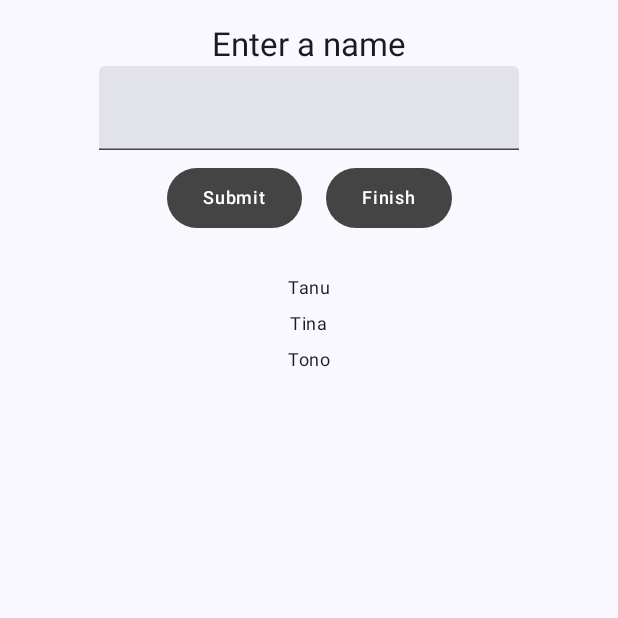
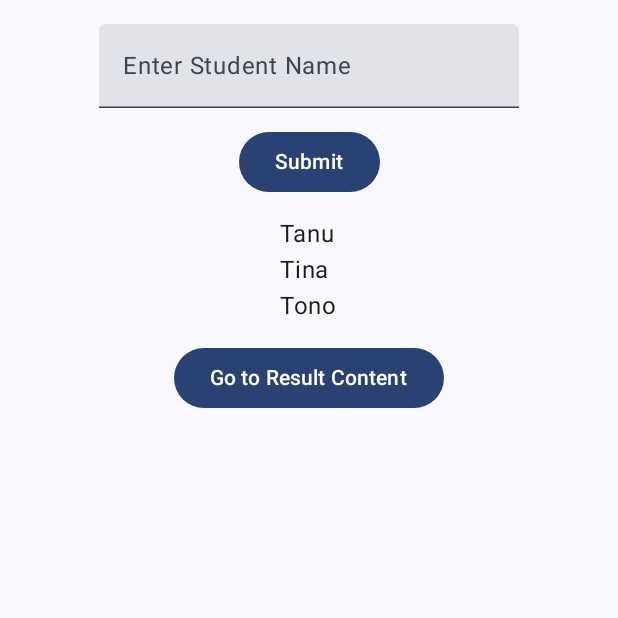
Before and after one commit to hexselarchieles/LAB_WEEK_09., an Android app built with Jetpack Compose: the screen it shows after launch (MainActivity), on a phone screen of 412 x 824 dp, the top half of it. Run offline under Robolectric (Android 15) with nearby library versions, the phone set to English and light mode, and no system bars.

Commit message:
Commit No. 5 – Assignment

```diff
--- a/app/build.gradle.kts
+++ b/app/build.gradle.kts
@@ -40,6 +40,8 @@ android {
 }
 
 dependencies {
+    implementation("com.squareup.moshi:moshi:1.15.1")
+    implementation("com.squareup.moshi:moshi-kotlin:1.15.1")
     implementation("androidx.navigation:navigation-compose:2.7.4")
     implementation(libs.androidx.core.ktx)
     implementation(libs.androidx.lifecycle.runtime.ktx)
@@ -49,6 +51,8 @@ dependencies {
     implementation(libs.androidx.compose.ui.graphics)
     implementation(libs.androidx.compose.ui.tooling.preview)
     implementation("androidx.compose.material3:material3:1.1.2")
+    implementation(libs.androidx.compose.foundation.android)
+    implementation(libs.androidx.compose.foundation.android)
     testImplementation(libs.junit)
     androidTestImplementation(libs.androidx.junit)
     androidTestImplementation(libs.androidx.espresso.core)
--- a/app/src/main/java/com/example/lab_week_09/MainActivity.kt
+++ b/app/src/main/java/com/example/lab_week_09/MainActivity.kt
@@ -1,5 +1,6 @@
 package com.example.lab_week_09
 
+import android.net.Uri
 import android.os.Bundle
 import androidx.activity.ComponentActivity
 import androidx.activity.compose.setContent
@@ -9,72 +10,51 @@ import androidx.compose.foundation.lazy.items
 import androidx.compose.foundation.text.KeyboardOptions
 import androidx.compose.material3.*
 import androidx.compose.runtime.*
-import androidx.compose.runtime.snapshots.SnapshotStateList
 import androidx.compose.ui.Alignment
 import androidx.compose.ui.Modifier
-import androidx.compose.ui.res.stringResource
-import androidx.compose.ui.text.input.KeyboardType
-import androidx.compose.ui.tooling.preview.Preview
+import androidx.compose.ui.text.input.ImeAction
 import androidx.compose.ui.unit.dp
-import androidx.navigation.NavHostController
-import androidx.navigation.compose.NavHost
-import androidx.navigation.compose.composable
-import androidx.navigation.compose.rememberNavController
-import androidx.navigation.navArgument
-import androidx.navigation.NavType
-import com.example.lab_week_09.ui.theme.*
+import androidx.navigation.NavController
+import androidx.navigation.compose.*
+import com.squareup.moshi.*
+import com.squareup.moshi.kotlin.reflect.KotlinJsonAdapterFactory
+import com.squareup.moshi.Types
+import com.example.lab_week_09.ui.theme.LAB_WEEK_09Theme
+
+data class Student(val name: String)
 
 class MainActivity : ComponentActivity() {
     override fun onCreate(savedInstanceState: Bundle?) {
         super.onCreate(savedInstanceState)
-
         setContent {
             LAB_WEEK_09Theme {
                 Surface(
                     modifier = Modifier.fillMaxSize(),
                     color = MaterialTheme.colorScheme.background
                 ) {
-                    val navController = rememberNavController()
-                    App(navController = navController)
+                    App()
                 }
             }
         }
     }
 }
 
-// 🧭 Root Composable with Navigation
 @Composable
-fun App(navController: NavHostController) {
-    NavHost(
-        navController = navController,
-        startDestination = "home"
-    ) {
-        // 🏠 Home route
-        composable("home") {
-            Home { listData ->
-                navController.navigate("resultContent/?listData=$listData")
-            }
-        }
-
-        // 📋 Result route
-        composable(
-            "resultContent/?listData={listData}",
-            arguments = listOf(navArgument("listData") { type = NavType.StringType })
-        ) {
-            ResultContent(
-                listData = it.arguments?.getString("listData").orEmpty()
-            )
+fun App() {
+    val navController = rememberNavController()
+    NavHost(navController = navController, startDestination = "home") {
+        composable("home") { Home(navController) }
+        composable("resultContent/?listData={listData}") { backStackEntry ->
+            val listData = backStackEntry.arguments?.getString("listData")
+            ResultContent(listData)
         }
     }
 }
 
-// 📦 Data Model
-data class Student(var name: String)
-
-// 🏠 Home Screen
 @Composable
-fun Home(navigateFromHomeToResult: (String) -> Unit) {
-    val listData = remember {
+fun Home(navController: NavController) {
+    val nameState = remember { mutableStateOf("") }
+    val studentList = remember {
         mutableStateListOf(
             Student("Tanu"),
             Student("Tina"),
@@ -82,97 +62,90 @@ fun Home(navigateFromHomeToResult: (String) -> Unit) {
         )
     }
 
-    var inputField by remember { mutableStateOf(Student("")) }
+    Column(
+        modifier = Modifier
+            .padding(16.dp)
+            .fillMaxSize(),
+        horizontalAlignment = Alignment.CenterHorizontally
+    ) {
+        TextField(
+            value = nameState.value,
+            onValueChange = { nameState.value = it },
+            label = { Text("Enter Student Name") },
+            singleLine = true,
+            keyboardOptions = KeyboardOptions.Default.copy(imeAction = ImeAction.Done)
+        )
 
-    HomeContent(
-        listData = listData,
-        inputField = inputField,
-        onInputValueChange = { input ->
-            inputField = inputField.copy(name = input)
-        },
-        onButtonClick = {
-            if (inputField.name.isNotBlank()) {
-                listData.add(inputField)
-                inputField = Student("")
+        Spacer(modifier = Modifier.height(12.dp))
+
+        Button(
+            onClick = {
+                if (nameState.value.isNotBlank()) {
+                    studentList.add(Student(nameState.value))
+                    nameState.value = ""
+                }
             }
-        },
-        navigateFromHomeToResult = {
-            navigateFromHomeToResult(listData.toList().toString())
+        ) {
+            Text("Submit")
         }
-    )
-}
 
-// 💡 Home Content (UI)
-@Composable
-fun HomeContent(
-    listData: SnapshotStateList<Student>,
-    inputField: Student,
-    onInputValueChange: (String) -> Unit,
-    onButtonClick: () -> Unit,
-    navigateFromHomeToResult: () -> Unit
-) {
-    LazyColumn {
-        item {
-            Column(
-                modifier = Modifier
-                    .padding(16.dp)
-                    .fillMaxSize(),
-                horizontalAlignment = Alignment.CenterHorizontally
-            ) {
-                OnBackgroundTitleText(text = stringResource(id = R.string.enter_item))
+        Spacer(modifier = Modifier.height(12.dp))
 
-                TextField(
-                    value = inputField.name,
-                    onValueChange = { onInputValueChange(it) },
-                    keyboardOptions = KeyboardOptions(keyboardType = KeyboardType.Text)
-                )
-
-                Row {
-                    PrimaryTextButton(
-                        text = stringResource(id = R.string.button_click)
-                    ) {
-                        onButtonClick()
-                    }
-
-                    PrimaryTextButton(
-                        text = stringResource(id = R.string.button_navigate)
-                    ) {
-                        navigateFromHomeToResult()
-                    }
-                }
+        LazyColumn {
+            items(studentList) { item ->
+                Text(text = item.name)
             }
         }
 
-        items(listData) { item ->
-            Column(
-                modifier = Modifier
-                    .padding(vertical = 4.dp)
-                    .fillMaxSize(),
-                horizontalAlignment = Alignment.CenterHorizontally
-            ) {
-                OnBackgroundItemText(text = item.name)
+        Spacer(modifier = Modifier.height(12.dp))
+
+        Button(onClick = {
+            val moshi = Moshi.Builder()
+                .add(KotlinJsonAdapterFactory())
+                .build()
+
+            val type = Types.newParameterizedType(List::class.java, Student::class.java)
+            val adapter = moshi.adapter<List<Student>>(type)
+            val json = adapter.toJson(studentList)
+            val encoded = Uri.encode(json)
+
+            navController.navigate("resultContent/?listData=$encoded")
+        }) {
+            Text("Go to Result Content")
+        }
+    }
+}
+
+@Composable
+fun ResultContent(listData: String?) {
+    val moshi = Moshi.Builder()
+        .add(KotlinJsonAdapterFactory())
+        .build()
+
+    val type = Types.newParameterizedType(List::class.java, Student::class.java)
+    val adapter = moshi.adapter<List<Student>>(type)
+
+    val decodedList = remember {
+        try {
+            if (listData.isNullOrBlank()) emptyList()
+            else adapter.fromJson(Uri.decode(listData)) ?: emptyList()
+        } catch (e: Exception) {
+            emptyList<Student>()
+        }
+    }
+
+    Column(
+        modifier = Modifier
+            .padding(16.dp)
+            .fillMaxSize(),
+        horizontalAlignment = Alignment.CenterHorizontally
+    ) {
+        Text("Result Content", style = MaterialTheme.typography.headlineSmall)
+        Spacer(modifier = Modifier.height(16.dp))
+        LazyColumn {
+            items(decodedList) { item ->
+                Text(text = item.name)
             }
         }
     }
 }
-
-// 📄 Result Screen
-@Composable
-fun ResultContent(listData: String) {
-    Column(
-        modifier = Modifier
-            .padding(vertical = 4.dp)
-            .fillMaxSize(),
-        horizontalAlignment = Alignment.CenterHorizontally
-    ) {
-        OnBackgroundItemText(text = listData)
-    }
-}
-
-@Preview(showBackground = true)
-@Composable
-fun PreviewHome() {
-    LAB_WEEK_09Theme {
-        Home { }
-    }
-}
--- a/app/src/main/java/com/example/lab_week_09/ui/theme/Elements.kt
+++ b/app/src/main/java/com/example/lab_week_09/ui/theme/Elements.kt
@@ -7,7 +7,7 @@ import androidx.compose.ui.Modifier
 import androidx.compose.ui.graphics.Color
 import androidx.compose.ui.unit.dp
 
-// 🧩 UI Element for displaying a title
+// UI Element for displaying a title
 @Composable
 fun OnBackgroundTitleText(text: String) {
     TitleText(text = text, color = MaterialTheme.colorScheme.onBackground)
@@ -19,7 +19,7 @@ fun TitleText(text: String, color: Color) {
     Text(text = text, style = MaterialTheme.typography.titleLarge, color = color)
 }
 
-// 🧩 UI Element for displaying an item in list
+//  UI Element for displaying an item in list
 @Composable
 fun OnBackgroundItemText(text: String) {
     ItemText(text = text, color = MaterialTheme.colorScheme.onBackground)
@@ -31,7 +31,7 @@ fun ItemText(text: String, color: Color) {
     Text(text = text, style = MaterialTheme.typography.bodySmall, color = color)
 }
 
-// 🧩 UI Element for displaying a button
+// UI Element for displaying a button
 @Composable
 fun PrimaryTextButton(text: String, onClick: () -> Unit) {
     TextButton(text = text, textColor = Color.White, onClick = onClick)
--- a/gradle/libs.versions.toml
+++ b/gradle/libs.versions.toml
@@ -8,6 +8,7 @@ espressoCore = "3.7.0"
 lifecycleRuntimeKtx = "2.9.4"
 activityCompose = "1.11.0"
 composeBom = "2024.09.00"
+foundationAndroid = "1.7.0"
 
 [libraries]
 androidx-core-ktx = { group = "androidx.core", name = "core-ktx", version.ref = "coreKtx" }
@@ -24,6 +25,7 @@ androidx-compose-ui-tooling-preview = { group = "androidx.compose.ui", name = "u
 androidx-compose-ui-test-manifest = { group = "androidx.compose.ui", name = "ui-test-manifest" }
 androidx-compose-ui-test-junit4 = { group = "androidx.compose.ui", name = "ui-test-junit4" }
 androidx-compose-material3 = { group = "androidx.compose.material3", name = "material3" }
+androidx-compose-foundation-android = { group = "androidx.compose.foundation", name = "foundation-android", version.ref = "foundationAndroid" }
 
 [plugins]
 android-application = { id = "com.android.application", version.ref = "agp" }
```
